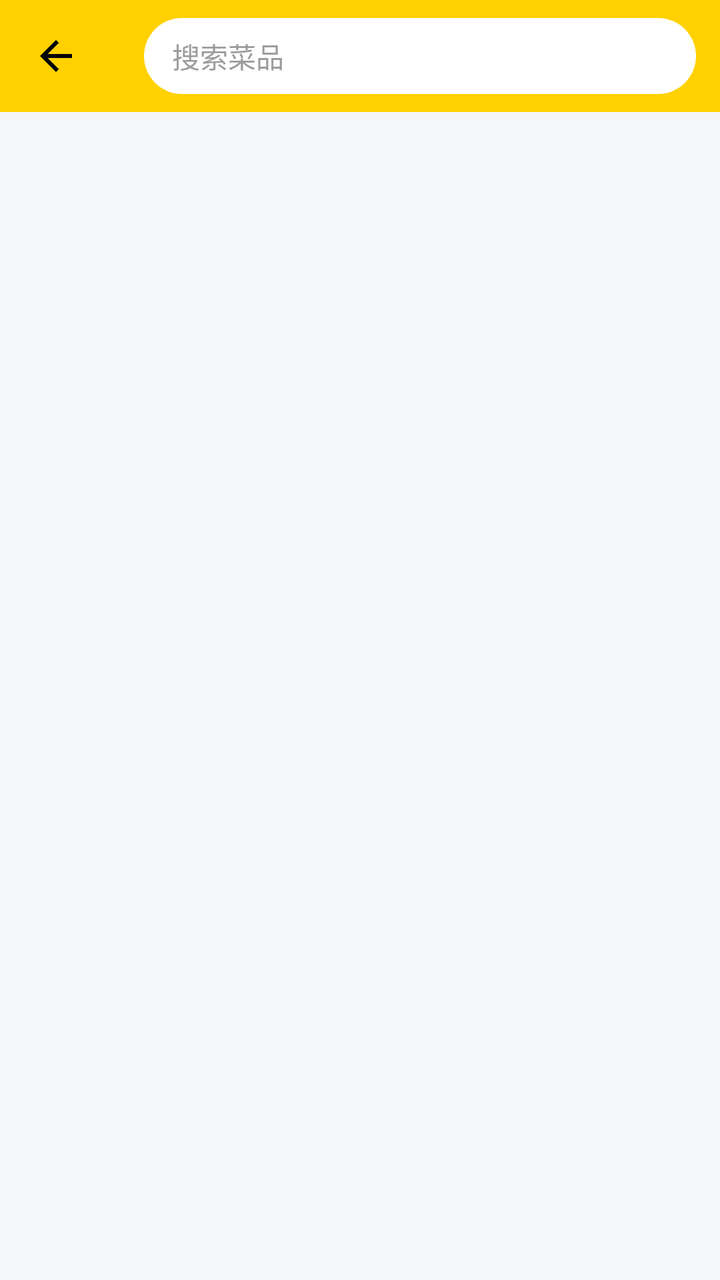
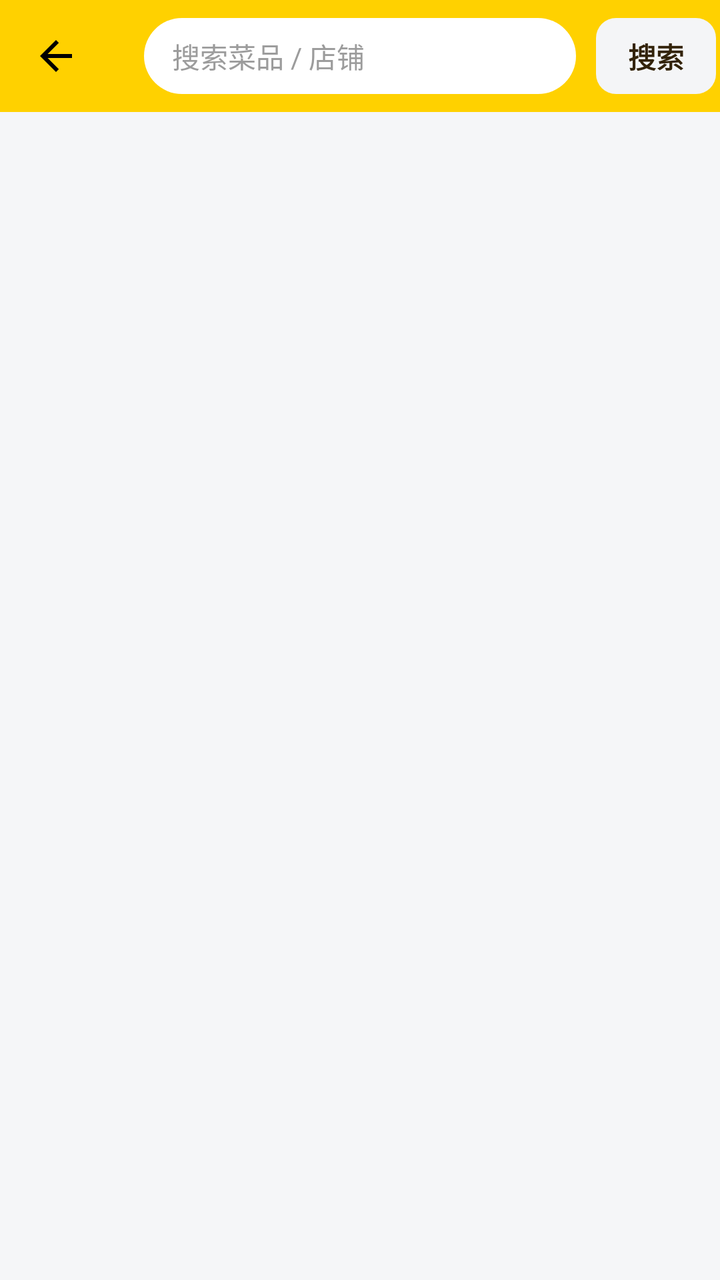

Before-and-after screenshots of an Android layout around one commit, followed by the original layout XML and the change that was made.
<!-- AndroidManifest.xml: application theme Theme.MeituanDelivery -->
<!-- res/layout/activity_search.xml -->
<?xml version="1.0" encoding="utf-8"?>
<LinearLayout xmlns:android="http://schemas.android.com/apk/res/android"
    xmlns:app="http://schemas.android.com/apk/res-auto"
    android:layout_width="match_parent"
    android:layout_height="match_parent"
    android:orientation="vertical"
    android:background="@color/bg">

    <androidx.appcompat.widget.Toolbar
        android:id="@+id/toolbar"
        style="@style/ToolbarStyle"
        android:layout_width="match_parent"
        android:layout_height="?attr/actionBarSize"
        app:navigationIcon="@drawable/ic_back">

        <EditText
            android:id="@+id/et_search"
            android:layout_width="match_parent"
            android:layout_height="38dp"
            android:layout_marginEnd="12dp"
            android:background="@drawable/bg_search_pill"
            android:hint="搜索菜品"
            android:textColorHint="@color/text_hint"
            android:imeOptions="actionSearch"
            android:inputType="text"
            android:maxLines="1"
            android:paddingHorizontal="14dp"
            android:textColor="@color/text_primary"
            android:textSize="14sp" />
    </androidx.appcompat.widget.Toolbar>

    <androidx.recyclerview.widget.RecyclerView
        android:id="@+id/recycler_result"
        android:layout_width="match_parent"
        android:layout_height="match_parent"
        android:paddingHorizontal="10dp"
        android:paddingTop="10dp"
        android:paddingBottom="16dp"
        android:clipToPadding="false"
        android:overScrollMode="never" />

</LinearLayout>
<!-- resources referenced by this layout -->
<resources>
  <color name="bg">#F5F6F8</color>
  <color name="text_hint">#9C9C9C</color>
  <color name="text_primary">#1F1F1F</color>
  <!-- drawable bg_search_pill (drawable) -->
  <?xml version="1.0" encoding="utf-8"?>
  <shape xmlns:android="http://schemas.android.com/apk/res/android">
      <solid android:color="@color/white" />
      <corners android:radius="22dp" />
  </shape>
  <!-- drawable ic_back (drawable) -->
  <?xml version="1.0" encoding="utf-8"?>
  <vector xmlns:android="http://schemas.android.com/apk/res/android"
      android:width="24dp" android:height="24dp"
      android:viewportWidth="24" android:viewportHeight="24">
      <path android:fillColor="#FF000000"
          android:pathData="M20,11H7.83l5.59,-5.59L12,4l-8,8 8,8 1.41,-1.41L7.83,13H20v-2z" />
  </vector>
  <style name="ToolbarStyle" parent="Widget.MaterialComponents.Toolbar">
          <item name="android:background">@color/primary</item>
          <item name="titleTextColor">@color/on_yellow</item>
          <item name="navigationIconTint">@color/on_yellow</item>
      </style>
  <style name="Theme.MeituanDelivery" parent="Theme.MaterialComponents.DayNight.NoActionBar">
          <item name="colorPrimary">@color/primary</item>
          <item name="colorPrimaryDark">@color/primary_dark</item>
          <item name="colorAccent">@color/accent</item>
          <item name="android:statusBarColor">@color/primary</item>
          <item name="android:windowLightStatusBar">true</item>
      </style>
  <color name="white">#FFFFFF</color>
  <color name="primary">#FFD100</color>
  <color name="on_yellow">#33230A</color>
  <color name="primary_dark">#F2B900</color>
  <color name="accent">#00B5A5</color>
</resources>

<!-- the commit's change to res/layout/activity_search.xml (unified diff, before → after) -->
@@ -9,34 +9,72 @@
     <androidx.appcompat.widget.Toolbar
         android:id="@+id/toolbar"
         style="@style/ToolbarStyle"
+        android:fitsSystemWindows="true"
         android:layout_width="match_parent"
         android:layout_height="?attr/actionBarSize"
         app:navigationIcon="@drawable/ic_back">
 
-        <EditText
-            android:id="@+id/et_search"
+        <LinearLayout
             android:layout_width="match_parent"
-            android:layout_height="38dp"
-            android:layout_marginEnd="12dp"
-            android:background="@drawable/bg_search_pill"
-            android:hint="搜索菜品"
-            android:textColorHint="@color/text_hint"
-            android:imeOptions="actionSearch"
-            android:inputType="text"
-            android:maxLines="1"
-            android:paddingHorizontal="14dp"
-            android:textColor="@color/text_primary"
-            android:textSize="14sp" />
+            android:layout_height="wrap_content"
+            android:orientation="horizontal"
+            android:gravity="center_vertical">
+
+            <EditText
+                android:id="@+id/et_search"
+                android:layout_width="0dp"
+                android:layout_height="38dp"
+                android:layout_weight="1"
+                android:background="@drawable/bg_search_pill"
+                android:hint="搜索菜品 / 店铺"
+                android:textColorHint="@color/text_hint"
+                android:imeOptions="actionSearch"
+                android:inputType="text"
+                android:maxLines="1"
+                android:paddingHorizontal="14dp"
+                android:textColor="@color/text_primary"
+                android:textSize="14sp" />
+
+            <TextView
+                android:id="@+id/btn_search"
+                android:layout_width="wrap_content"
+                android:layout_height="38dp"
+                android:layout_marginStart="10dp"
+                android:layout_marginEnd="2dp"
+                android:background="@drawable/bg_pill"
+                android:gravity="center"
+                android:paddingHorizontal="16dp"
+                android:text="搜索"
+                android:textColor="#33230A"
+                android:textSize="14sp"
+                android:textStyle="bold" />
+        </LinearLayout>
     </androidx.appcompat.widget.Toolbar>
 
-    <androidx.recyclerview.widget.RecyclerView
-        android:id="@+id/recycler_result"
+    <FrameLayout
         android:layout_width="match_parent"
-        android:layout_height="match_parent"
-        android:paddingHorizontal="10dp"
-        android:paddingTop="10dp"
-        android:paddingBottom="16dp"
-        android:clipToPadding="false"
-        android:overScrollMode="never" />
+        android:layout_height="match_parent">
+
+        <androidx.recyclerview.widget.RecyclerView
+            android:id="@+id/recycler_result"
+            android:layout_width="match_parent"
+            android:layout_height="match_parent"
+            android:paddingHorizontal="10dp"
+            android:paddingTop="10dp"
+            android:paddingBottom="16dp"
+            android:clipToPadding="false"
+            android:overScrollMode="never" />
+
+        <TextView
+            android:id="@+id/empty_view"
+            android:layout_width="wrap_content"
+            android:layout_height="wrap_content"
+            android:layout_gravity="center"
+            android:text="🔍\n输入菜名、品类或店铺名试试"
+            android:textColor="@color/text_hint"
+            android:textSize="14sp"
+            android:gravity="center"
+            android:visibility="gone" />
+    </FrameLayout>
 
 </LinearLayout>
<!-- resource entries referenced after the edit -->
@@ -3,6 +3,12 @@
   <color name="bg">#F5F6F8</color>
   <color name="text_hint">#9C9C9C</color>
   <color name="text_primary">#1F1F1F</color>
+  <!-- drawable bg_pill (drawable) -->
+  <?xml version="1.0" encoding="utf-8"?>
+  <shape xmlns:android="http://schemas.android.com/apk/res/android">
+      <solid android:color="@color/gray_bg" />
+      <corners android:radius="10dp" />
+  </shape>
   <!-- drawable bg_search_pill (drawable) -->
   <?xml version="1.0" encoding="utf-8"?>
   <shape xmlns:android="http://schemas.android.com/apk/res/android">
@@ -29,6 +35,7 @@
           <item name="android:statusBarColor">@color/primary</item>
           <item name="android:windowLightStatusBar">true</item>
       </style>
+  <color name="gray_bg">#F4F5F7</color>
   <color name="white">#FFFFFF</color>
   <color name="primary">#FFD100</color>
   <color name="on_yellow">#33230A</color>
